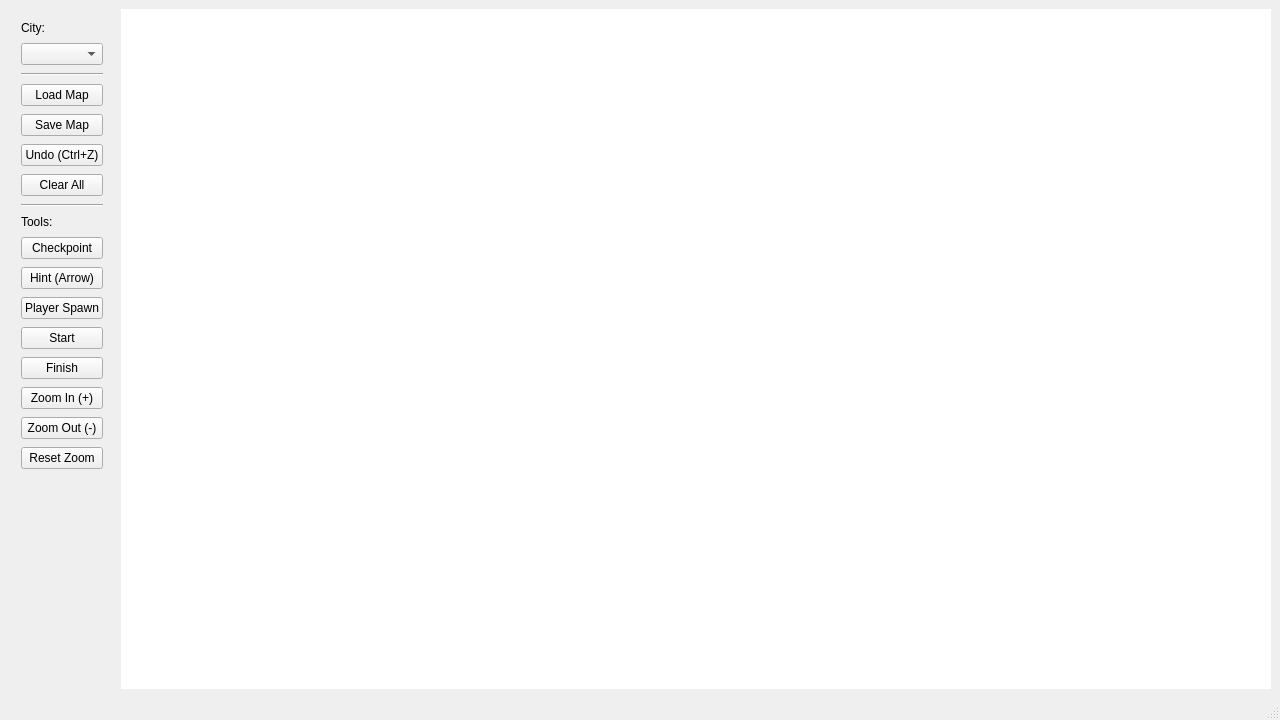
Old version of the form editor/editor-mapas/mainwindow.ui in the repository vcalomi/need-for-speed-2025c2-g9.
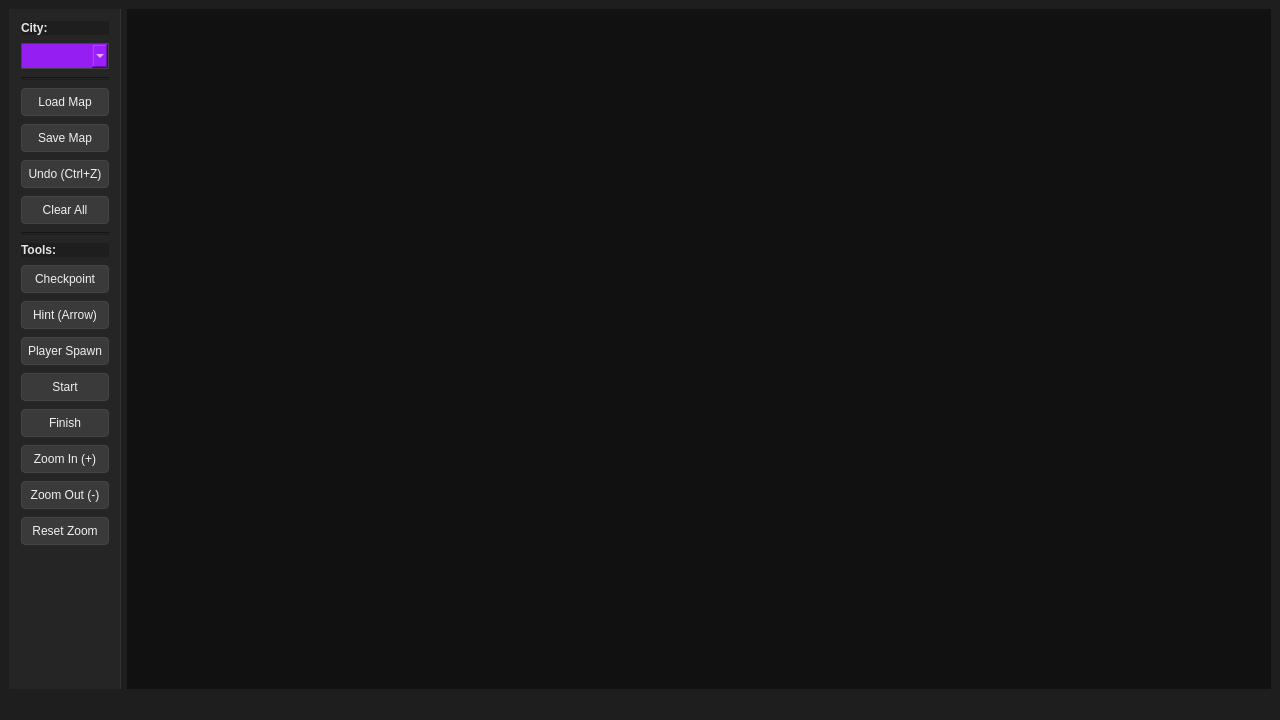
New version of the form.

Commit message: fix save and load editor, change the style, fix resource paths and fix makelists

Patch:
```diff
--- a/editor/editor-mapas/mainwindow.ui
+++ b/editor/editor-mapas/mainwindow.ui
@@ -2,6 +2,58 @@
 <ui version="4.0">
  <class>MainWindow</class>
  <widget class="QMainWindow" name="MainWindow">
+  <property name="styleSheet">
+  <string notr="true">
+QMainWindow, QWidget {
+    background-color: #1e1e1e;
+    color: #dddddd;
+    font-family: "Segoe UI";
+}
+
+QWidget#leftPanel {
+    background-color: #252526;
+    border-right: 1px solid #333;
+}
+
+QLabel {
+    color: #e5e5e5;
+    font-weight: bold;
+}
+
+QPushButton {
+    background-color: #3a3a3a;
+    border: 1px solid #444;
+    padding: 6px;
+    color: #f0f0f0;
+    border-radius: 4px;
+} 
+
+QPushButton:hover {
+    background-color: #4a4a4a;
+}
+
+QPushButton:pressed {
+    background-color: #666;
+}
+
+QComboBox {
+    background-color: #f09c1fff;
+    color: white;
+    border: 1px solid #444;
+    padding: 4px;
+}
+
+Line {
+    background-color: #444;
+}
+
+QGraphicsView {
+    background-color: #111;
+    border: none;
+}
+  </string>
+ </property>
+
   <property name="geometry">
    <rect>
     <x>0</x>
```
The commit also changes 18 other files.
